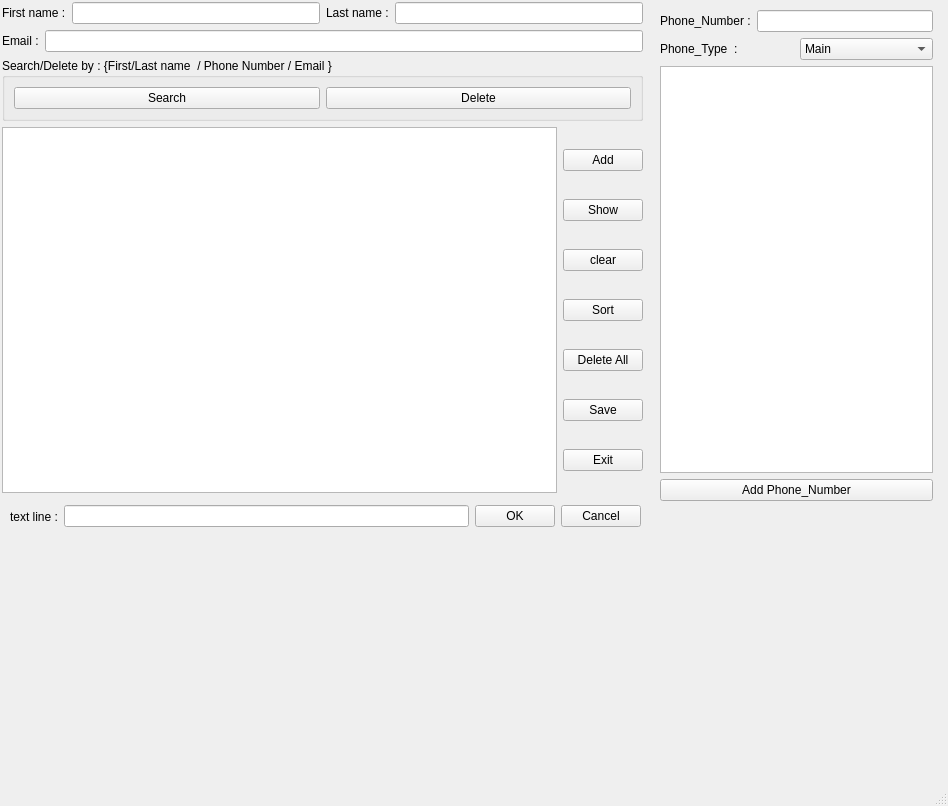
Old version of the form eesa/mainwindow.ui in the repository MSaLeHNYM/eesa-tut.
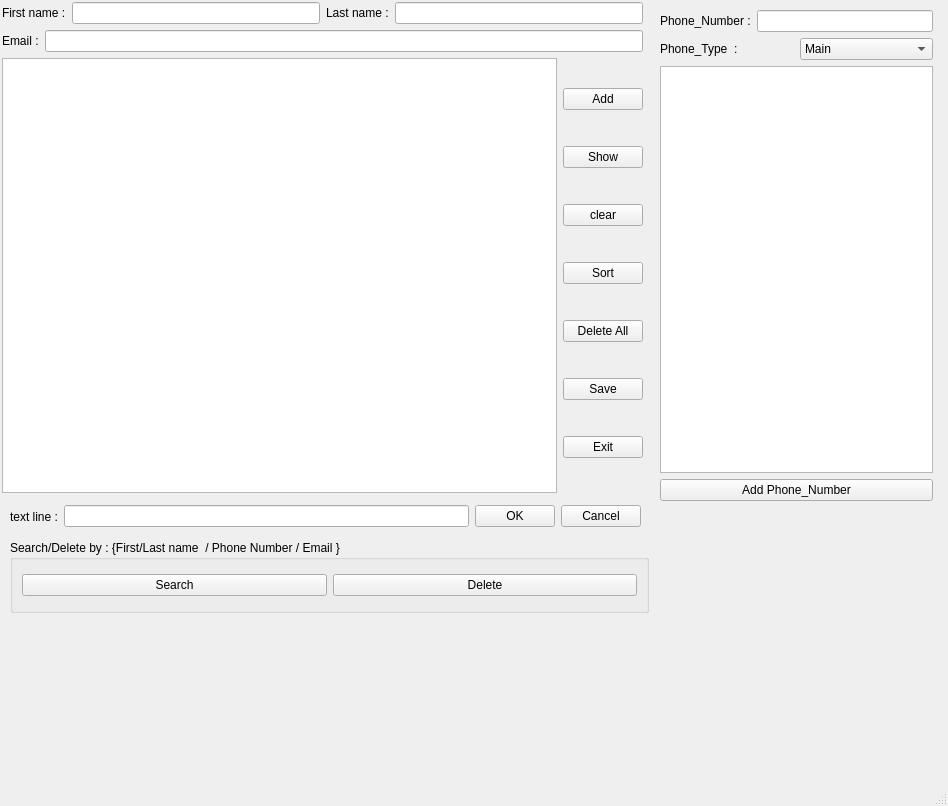
New version of the form.

Patch:
```diff
--- a/eesa/mainwindow.ui
+++ b/eesa/mainwindow.ui
@@ -145,32 +145,6 @@
        </item>
       </layout>
      </item>
-     <item>
-      <widget class="QGroupBox" name="search_by_groupBox">
-       <property name="enabled">
-        <bool>true</bool>
-       </property>
-       <property name="title">
-        <string>Search/Delete by : {First/Last name  / Phone Number / Email }</string>
-       </property>
-       <layout class="QHBoxLayout" name="horizontalLayout_6">
-        <item>
-         <widget class="QPushButton" name="Search_PB">
-          <property name="text">
-           <string>Search</string>
-          </property>
-         </widget>
-        </item>
-        <item>
-         <widget class="QPushButton" name="delete_PB">
-          <property name="text">
-           <string>Delete</string>
-          </property>
-         </widget>
-        </item>
-       </layout>
-      </widget>
-     </item>
      <item>
       <layout class="QVBoxLayout" name="verticalLayout_2">
        <item>
@@ -298,6 +272,38 @@
      </item>
     </layout>
    </widget>
+   <widget class="QGroupBox" name="search_by_groupBox">
+    <property name="enabled">
+     <bool>true</bool>
+    </property>
+    <property name="geometry">
+     <rect>
+      <x>10</x>
+      <y>540</y>
+      <width>639</width>
+      <height>73</height>
+     </rect>
+    </property>
+    <property name="title">
+     <string>Search/Delete by : {First/Last name  / Phone Number / Email }</string>
+    </property>
+    <layout class="QHBoxLayout" name="horizontalLayout_6">
+     <item>
+      <widget class="QPushButton" name="Search_PB">
+       <property name="text">
+        <string>Search</string>
+       </property>
+      </widget>
+     </item>
+     <item>
+      <widget class="QPushButton" name="delete_PB">
+       <property name="text">
+        <string>Delete</string>
+       </property>
+      </widget>
+     </item>
+    </layout>
+   </widget>
   </widget>
   <widget class="QMenuBar" name="menubar">
    <property name="geometry">
```
Left out of the diff: 20 changed lines with no effect on the pictures.
